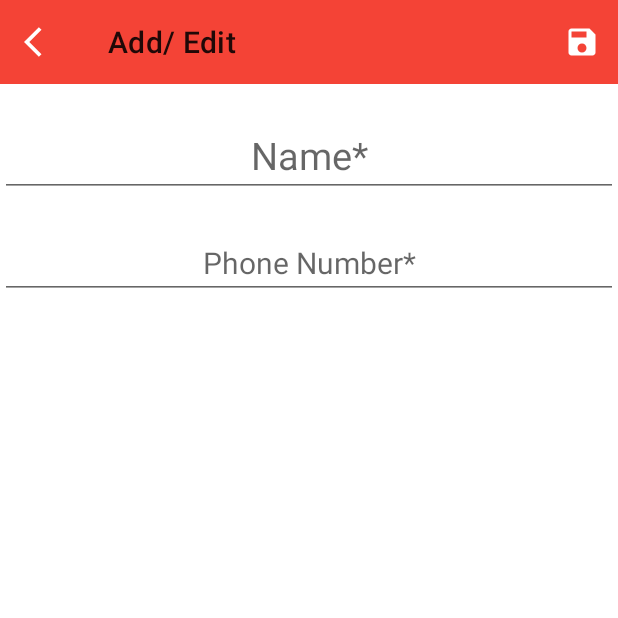
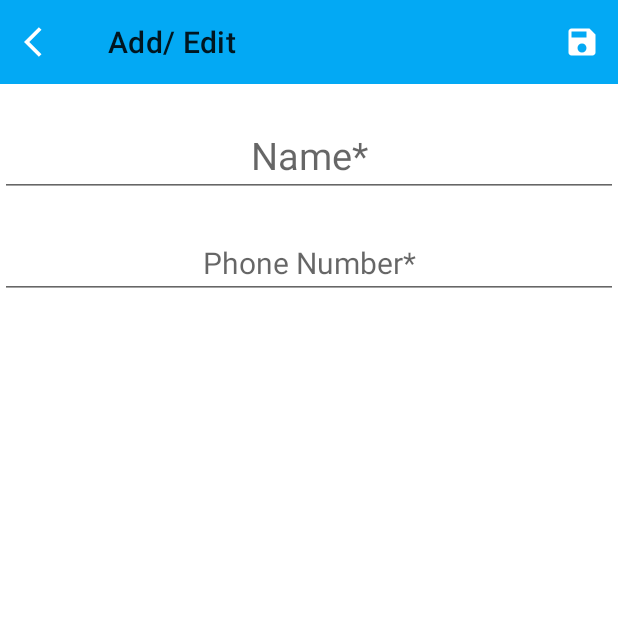
Before and after one commit to enmanuel52/Contact, an Android app: the screen it shows after launch (MainActivity), after a tap on "Add", on a phone screen of 412 x 824 dp, the top half of it. Run offline under Robolectric (Android 15) with nearby library versions, the phone set to English and light mode, and no system bars; our stand-ins replace Dagger/Hilt's generated code, Room's generated code.

Commit message:
Splash screen added

```diff
--- a/app/build.gradle
+++ b/app/build.gradle
@@ -12,7 +12,7 @@ android {
 
     defaultConfig {
         applicationId "com.example.contact"
-        minSdk 21
+        minSdk 23
         targetSdk 32
         versionCode 1
         versionName "1.0"
--- /dev/null
+++ b/app/src/main/java/com/example/contact/ui/view/activity/SplashActivity.kt
@@ -0,0 +1,15 @@
+package com.example.contact.ui.view.activity
+
+import android.annotation.SuppressLint
+import android.content.Intent
+import androidx.appcompat.app.AppCompatActivity
+import android.os.Bundle
+
+@SuppressLint("CustomSplashScreen")
+class SplashActivity : AppCompatActivity() {
+    override fun onCreate(savedInstanceState: Bundle?) {
+        super.onCreate(savedInstanceState)
+
+        startActivity(Intent(this, MainActivity::class.java))
+    }
+}
--- /dev/null
+++ b/app/src/main/res/drawable/ic_baseline_phone_iphone_24.xml
@@ -0,0 +1,5 @@
+<vector android:height="24dp" android:tint="?attr/colorOnPrimary"
+    android:viewportHeight="24" android:viewportWidth="24"
+    android:width="24dp" xmlns:android="http://schemas.android.com/apk/res/android">
+    <path android:fillColor="@android:color/white" android:pathData="M15.5,1h-8C6.12,1 5,2.12 5,3.5v17C5,21.88 6.12,23 7.5,23h8c1.38,0 2.5,-1.12 2.5,-2.5v-17C18,2.12 16.88,1 15.5,1zM11.5,22c-0.83,0 -1.5,-0.67 -1.5,-1.5s0.67,-1.5 1.5,-1.5 1.5,0.67 1.5,1.5 -0.67,1.5 -1.5,1.5zM16,18L7,18L7,4h9v14z"/>
+</vector>
--- /dev/null
+++ b/app/src/main/res/drawable/splash_background.xml
@@ -0,0 +1,9 @@
+<?xml version="1.0" encoding="utf-8"?>
+<layer-list android:opacity="opaque" xmlns:android="http://schemas.android.com/apk/res/android">
+
+    <item android:drawable="?attr/colorPrimary"/>
+
+    <item android:drawable="@drawable/ic_baseline_phone_iphone_24"
+        android:width="180dp" android:height="180dp"
+        android:gravity="center"/>
+</layer-list>
--- a/app/src/main/res/values-night/themes.xml
+++ b/app/src/main/res/values-night/themes.xml
@@ -10,7 +10,7 @@
         <item name="colorSecondaryVariant">@color/teal_200</item>
         <item name="colorOnSecondary">@color/black</item>
         <!-- Status bar color. -->
-        <item name="android:statusBarColor" tools:targetApi="l">?attr/colorPrimaryVariant</item>
+        <item name="android:statusBarColor" >?attr/colorPrimaryVariant</item>
         <!-- Customize your theme here. -->
     </style>
 
@@ -19,4 +19,17 @@
         <item name="colorPrimaryVariant">@color/blue_700</item>
         <item name="colorOnPrimary">@color/black</item>
     </style>
+
+    <style name="Theme.Contact.MyTheme2">
+        <item name="colorPrimary">@color/deep_orange_500</item>
+        <item name="colorPrimaryVariant">@color/deep_orange_700</item>
+        <item name="colorOnPrimary">@color/black</item>
+
+    </style>
+
+    <style name="SplashTheme" parent="Theme.Contact.MyTheme2">
+
+        <item name="android:windowBackground">@drawable/splash_background</item>
+    </style>
+
 </resources>
--- a/app/src/main/res/values/colors.xml
+++ b/app/src/main/res/values/colors.xml
@@ -14,4 +14,12 @@
     <color name="blue_500">#2196f3</color>
     <color name="blue_700">#1976d2</color>
 
+
+    <color name="light_blue_200">#81D4FA</color>
+    <color name="light_blue_500">#03A9F4</color>
+    <color name="light_blue_700">#0288D1</color>
+    <color name="deep_orange_200">#FFAB91</color>
+    <color name="deep_orange_500">#FF5722</color>
+    <color name="deep_orange_700">#E64A19</color>
+
 </resources>
--- a/app/src/main/res/values/themes.xml
+++ b/app/src/main/res/values/themes.xml
@@ -10,7 +10,7 @@
         <item name="colorSecondaryVariant">@color/teal_700</item>
         <item name="colorOnSecondary">@color/black</item>
         <!-- Status bar color. -->
-        <item name="android:statusBarColor" tools:targetApi="l">?attr/colorPrimaryVariant</item>
+        <item name="android:statusBarColor" >?attr/colorPrimaryVariant</item>
         <!-- Customize your theme here. -->
     </style>
 
@@ -19,4 +19,16 @@
         <item name="colorPrimaryVariant">@color/red_700</item>
         <item name="colorOnPrimary">@color/white</item>
     </style>
+
+    <style name="Theme.Contact.MyTheme2">
+    <item name="colorPrimary">@color/light_blue_500</item>
+    <item name="colorPrimaryVariant">@color/light_blue_700</item>
+    <item name="colorOnPrimary">@color/white</item>
+
+    </style>
+
+    <style name="SplashTheme" parent="Theme.Contact.MyTheme">
+
+        <item name="android:windowBackground">@drawable/splash_background</item>
+    </style>
 </resources>
```
Also changed, not shown: app/src/main/AndroidManifest.xml (+11 -4 lines), app/src/main/java/com/example/contact/ui/view/fragment/AddFragment.kt (+9 -3 lines), 499 other files.
